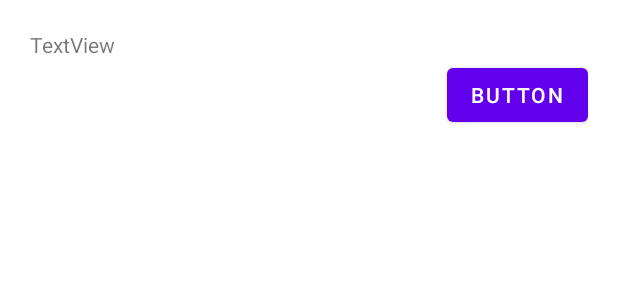
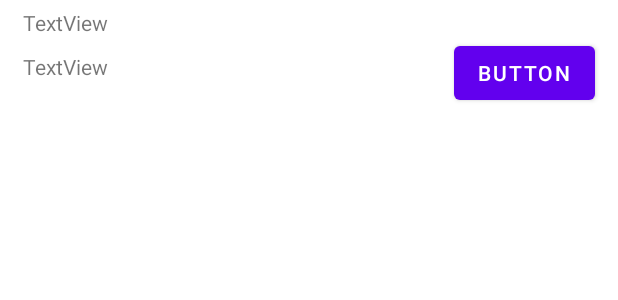
Before and after one commit to mouyuanyap/WaterMeterApp, an Android app: the layout building_item.xml on its own in the app's theme, with its tools: preview values and no code run, on a phone screen of 412 x 824 dp. Shown: the top 300 px of the screen. Run offline under Robolectric (Android 15) with nearby library versions, the phone set to English and light mode, and no system bars.

Commit message:
Added last update imformation in BuildingList.

```diff
--- a/app/src/main/java/com/example/watermeterapp/adapter/BuildingsAdapter.kt
+++ b/app/src/main/java/com/example/watermeterapp/adapter/BuildingsAdapter.kt
@@ -5,7 +5,7 @@ import android.view.ViewGroup
 import androidx.recyclerview.widget.RecyclerView
 import com.example.watermeterapp.data.Buildings
 
-class BuildingsAdapter(private val buildings:List<Buildings>): RecyclerView.Adapter<BuildingViewHolder>() {
+class BuildingsAdapter(private val buildings:List<Buildings>,private val record:HashMap<Int,String>): RecyclerView.Adapter<BuildingViewHolder>() {
     override fun onCreateViewHolder(parent: ViewGroup, viewType: Int): BuildingViewHolder {
         val inflater = LayoutInflater.from(parent.context)
         return BuildingViewHolder(inflater,parent)
@@ -13,7 +13,7 @@ class BuildingsAdapter(private val buildings:List<Buildings>): RecyclerView.Adap
 
     override fun onBindViewHolder(holder: BuildingViewHolder, position: Int) {
         val buildings:Buildings = buildings[position]
-        holder.bind(buildings)
+        holder.bind(buildings,record)
 
     }
 
--- a/app/src/main/java/com/example/watermeterapp/data/SubmitFormat.kt
+++ b/app/src/main/java/com/example/watermeterapp/data/SubmitFormat.kt
@@ -1,6 +1,7 @@
 package com.example.watermeterapp.data
 
 data class SubmitFormat (
+        val SubmitUserID:Int,
         val SubmitRecordID:Int,
         val SubmitReading:Int
         )
--- a/app/src/main/java/com/example/watermeterapp/ui/SecondFragment.kt
+++ b/app/src/main/java/com/example/watermeterapp/ui/SecondFragment.kt
@@ -20,6 +20,7 @@ import androidx.recyclerview.widget.LinearLayoutManager
 import androidx.recyclerview.widget.RecyclerView
 import com.example.watermeterapp.ApiPost
 import com.example.watermeterapp.R
+import com.example.watermeterapp.SessionManager
 import com.example.watermeterapp.adapter.RecordDBAdapter
 import com.example.watermeterapp.adapter.RecordsAdapter
 import com.example.watermeterapp.data.SubmitFormat
@@ -47,6 +48,8 @@ class SecondFragment : Fragment() {
 
     override fun onViewCreated(view: View, savedInstanceState: Bundle?) {
         super.onViewCreated(view, savedInstanceState)
+
+        val sessionManager = context?.let { SessionManager(it.applicationContext) }
 
         viewModel = ViewModelProvider(this).get(SecondViewModel::class.java)
 
@@ -146,7 +149,7 @@ class SecondFragment : Fragment() {
 
                     var apiP = ApiPost.create(context!!)
 
-                    val sub = SubmitFormat(args.propertyID, view.findViewById<EditText>(R.id.inputRecord).text.toString().toInt())
+                    val sub = SubmitFormat(sessionManager?.fetchUserID()!!,args.propertyID, view.findViewById<EditText>(R.id.inputRecord).text.toString().toInt())
 
                     Log.d("amada", view.findViewById<EditText>(R.id.inputRecord).text.toString())
 
--- a/app/src/main/res/layout/building_item.xml
+++ b/app/src/main/res/layout/building_item.xml
@@ -5,22 +5,53 @@
     android:layout_width="match_parent"
     android:layout_height="wrap_content"
     android:orientation="vertical"
-    android:paddingLeft="20dp"
-    android:paddingTop="20dp"
-    android:paddingRight="20dp"
-    android:paddingBottom="20dp">
+    android:paddingLeft="5dp"
+    android:paddingTop="5dp"
+    android:paddingRight="5dp"
+    android:paddingBottom="5dp">
+
+    <LinearLayout
+        android:layout_width="match_parent"
+        android:layout_height="match_parent"
+        android:orientation="horizontal">
 
         <TextView
             android:id="@+id/building_name_textView"
             android:layout_width="wrap_content"
             android:layout_height="wrap_content"
+            android:layout_marginLeft="10dp"
             android:text="TextView" />
+    </LinearLayout>
+
+    <LinearLayout
+        android:layout_width="match_parent"
+        android:layout_height="match_parent"
+        android:orientation="horizontal">
+
+        <TextView
+            android:id="@+id/last_update_textView"
+            android:layout_width="wrap_content"
+            android:layout_height="match_parent"
+            android:layout_gravity="left"
+            android:layout_marginLeft="10dp"
+            android:paddingTop="10dp"
+            android:paddingRight="10dp"
+            android:text="TextView" />
+
+        <LinearLayout
+            android:layout_width="match_parent"
+            android:layout_height="match_parent"
+            android:orientation="vertical">
 
             <Button
                 android:id="@+id/buildingButton"
                 android:layout_width="wrap_content"
                 android:layout_height="wrap_content"
-        android:layout_gravity="right|fill_vertical"
+                android:layout_gravity="right|center_horizontal"
+                android:layout_marginRight="10dp"
                 android:text="Button" />
+        </LinearLayout>
 
     </LinearLayout>
+
+</LinearLayout>
--- a/app/src/main/res/menu/menu_main.xml
+++ b/app/src/main/res/menu/menu_main.xml
@@ -2,6 +2,9 @@
     xmlns:app="http://schemas.android.com/apk/res-auto"
     xmlns:tools="http://schemas.android.com/tools"
     tools:context="com.example.watermeterapp.MainActivity">
+    <item
+        android:id="@+id/logoutMenu"
+        android:title="Logout" />
     <item
         android:id="@+id/action_settings"
         android:orderInCategory="100"
```
Also changed, not shown: app/src/main/java/com/example/watermeterapp/BuildingUIActivity.kt (+35 -18 lines), app/src/main/java/com/example/watermeterapp/MainActivity.kt (+23 -4 lines), app/src/main/java/com/example/watermeterapp/SessionManager.kt (+17 -0 lines), app/src/main/java/com/example/watermeterapp/adapter/BuildingViewHolder.kt (+11 -1 lines), app/src/main/java/com/example/watermeterapp/adapter/RecordDBViewHolder.kt (+5 -8 lines), app/src/main/java/com/example/watermeterapp/ui/FirstFragment.kt (+34 -7 lines), app/src/main/java/com/example/watermeterapp/ui/FirstViewModel.kt (+11 -0 lines). Lines whose indentation alone changed are shown as unchanged.
